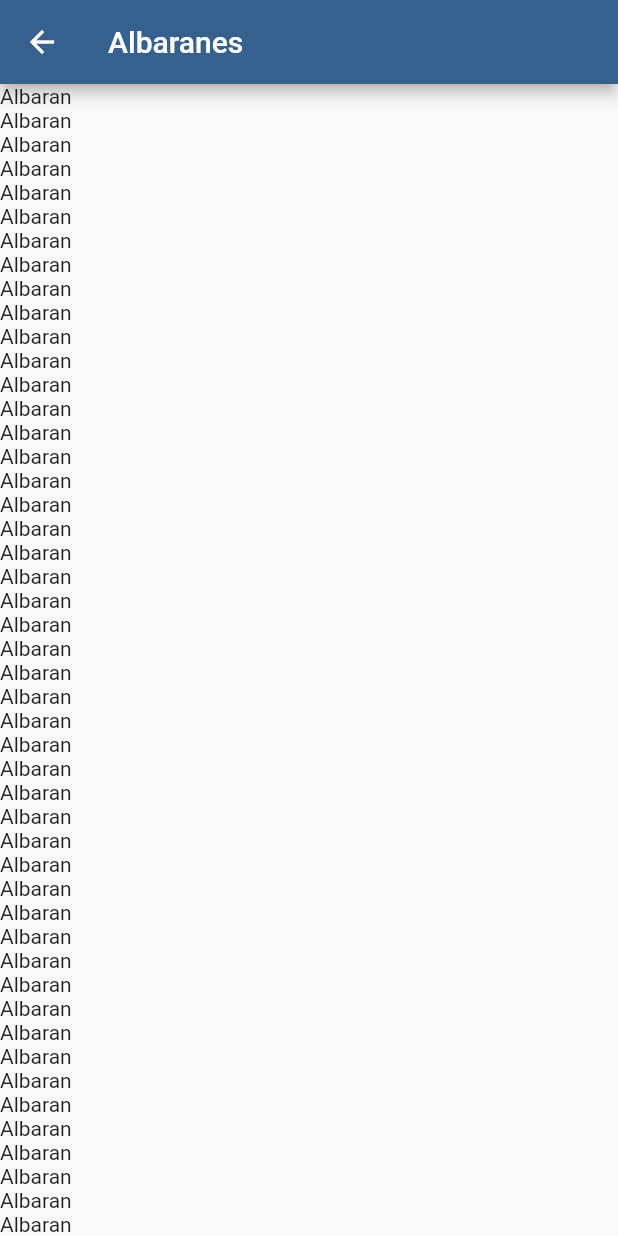
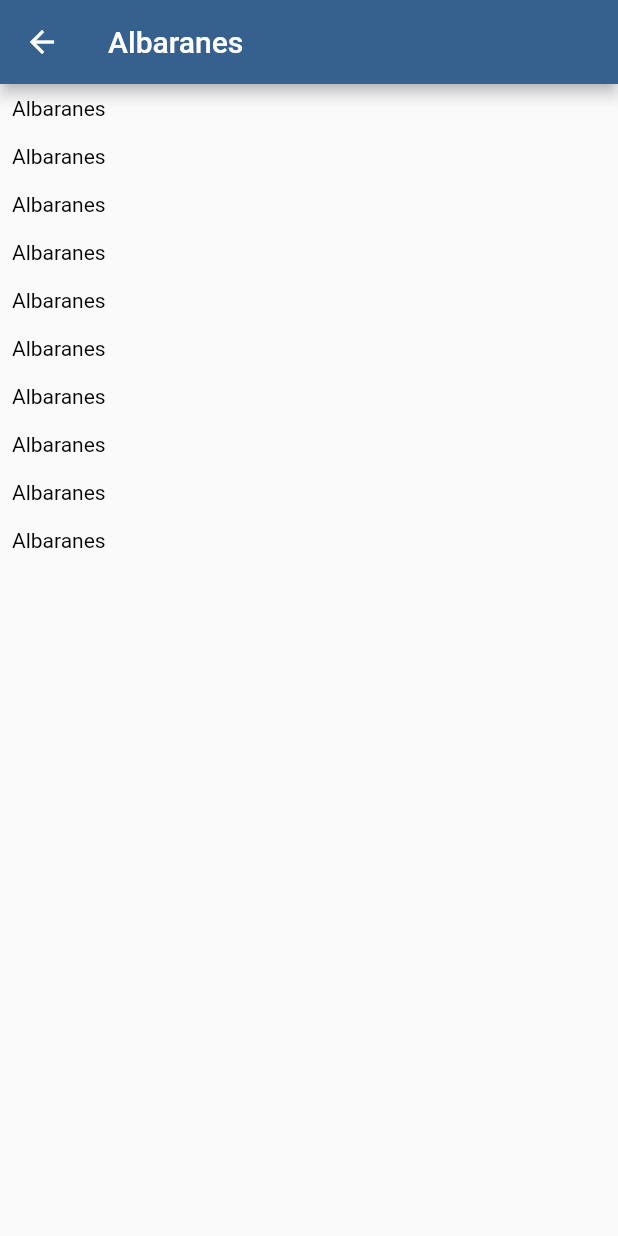
Before and after one commit to Supermages/VelneoAPP, a Flutter app: the AlbaranesVentaView screen opened by its route, on a phone screen of 412 x 824 dp. Run offline on Flutter 3.47's test engine with Material 2 defaults, Android fonts, the light colour scheme and no system bars.

Commit message:
Version 1.3 N

```diff
--- a/lib/main.dart
+++ b/lib/main.dart
@@ -1,6 +1,8 @@
 import 'package:flutter/material.dart';
 import 'package:velneoapp/views/albaranes.dart';
 import 'package:velneoapp/views/condiciones.dart';
+import 'package:velneoapp/views/detalle_de_albaran.dart';
+import 'package:velneoapp/views/detalle_de_parte.dart';
 import 'package:velneoapp/views/eleccion.dart';
 import 'package:velneoapp/views/entrada.dart';
 import 'package:velneoapp/views/firma.dart';
@@ -23,6 +25,8 @@ class MyApp extends StatelessWidget {
           entradaRoute: (context) => const EntradaView(),
           eleccionRoute: (context) => const EleccionView(),
           firmaRoute: (context) => const FirmaView(),
+          detalleDeAlbaranesRoute: (context) => const DetalleDeAlbaranView(),
+          detalleDePartesRoute: (context) => const DetalleDePartesView(),
         },
         theme: ThemeData(
             colorScheme: ColorScheme.fromSeed(seedColor: Colors.blue)),
--- a/lib/routes/constants.dart
+++ b/lib/routes/constants.dart
@@ -7,3 +7,7 @@ const eleccionRoute = "/eleccion/";
 const entradaRoute = "/entrada/";
 
 const firmaRoute = "/firma/";
+
+const detalleDePartesRoute = "/detalledepartes/";
+
+const detalleDeAlbaranesRoute = "/detalledealbaranes/";
--- a/lib/views/albaranes.dart
+++ b/lib/views/albaranes.dart
@@ -1,6 +1,8 @@
+import 'package:flutter/gestures.dart';
 import 'package:flutter/material.dart';
 import "package:velneoapp/api/api_model.dart";
 import 'package:velneoapp/api/api_remote_services.dart';
+import 'package:velneoapp/routes/constants.dart';
 
 class AlbaranesVentaView extends StatefulWidget {
   const AlbaranesVentaView({super.key});
@@ -25,10 +27,21 @@ class _AlbaranesVentaViewState extends State<AlbaranesVentaView> {
         title: const Text("Albaranes"),
       ),
       body: ListView.builder(
-        itemCount: facturasDeVenta?.length,
+        itemCount: 10,
         itemBuilder: (context, index) {
-          return Container(
-            child: const Text("Albaran"),
+          return Padding(
+            padding: const EdgeInsets.all(8.0),
+            child: RichText(
+              text: TextSpan(
+                  text: "Albaranes",
+                  style: const TextStyle(
+                    color: Colors.black,
+                  ),
+                  recognizer: TapGestureRecognizer()
+                    ..onTap = () {
+                      Navigator.pushNamed(context, detalleDeAlbaranesRoute);
+                    }),
+            ),
           );
         },
       ),
--- a/lib/views/condiciones.dart
+++ b/lib/views/condiciones.dart
@@ -35,8 +35,8 @@ class _TerminosPageState extends State<TerminosPage> {
                   height: (MediaQuery.of(context).size.height) * 0.46,
                   width: (MediaQuery.of(context).size.width) * 0.46,
                   child: const TabBarView(children: [
-                    Text("Ejemplo"),
-                    Text("Ejemplo"),
+                    Text("Ejemplo1"),
+                    Text("Ejemplo2"),
                   ]),
                 ),
               ),
```
Also changed, not shown: lib/views/detalle_de_albaran.dart (+11 -1 lines), lib/views/detalle_de_parte.dart (+15 -5 lines), lib/views/partes.dart (+16 -3 lines).
